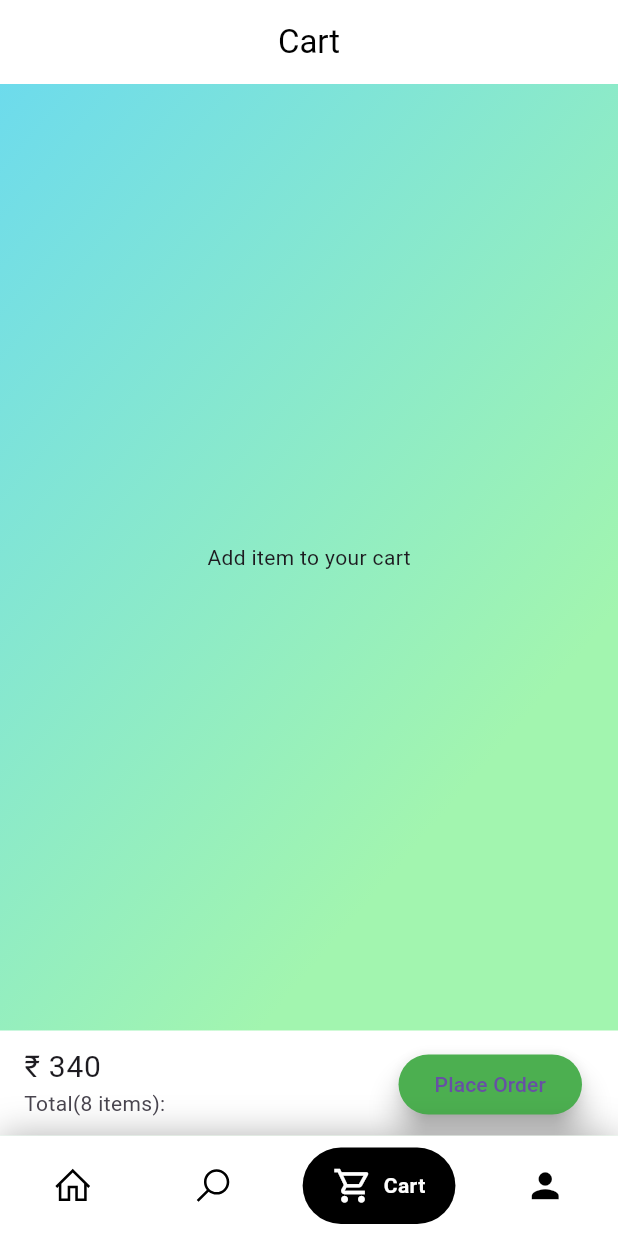
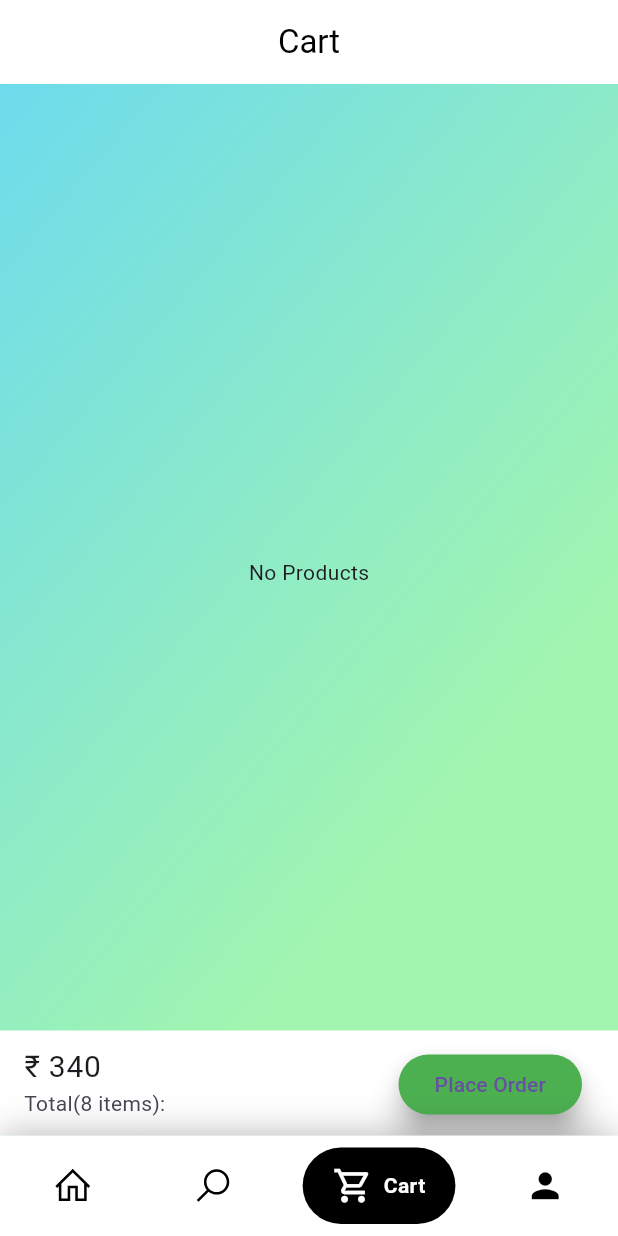
Before and after one commit to Anser47/Gardenia, a Flutter app: the screen it shows once a user with an empty profile is signed in, item 3 of the bottom bar chosen, on a phone screen of 412 x 824 dp. Run offline on Flutter 3.47's test engine with Material 3 defaults, Android fonts, the phone set to English and light mode, and no system bars; drawn by our look-alikes of google_nav_bar; our stand-ins replace carousel_slider, cloud_firestore, firebase_auth, firebase_core, line_icons; missing offline and left inert: razorpay_flutter; accounts and stored records are empty; network calls fail.

Commit message:
cart convert to branch

```diff
--- a/lib/shared/bottomnavigation/bottom_bar.dart
+++ b/lib/shared/bottomnavigation/bottom_bar.dart
@@ -22,7 +22,7 @@ class ScreenNavWidget extends StatelessWidget {
               : provider.selectedIndex == 1
                   ? SearchScreen()
                   : provider.selectedIndex == 2
-                      ? const CartScreen()
+                      ? CartScreen()
                       : const ScreenProfile()),
       bottomNavigationBar: Container(
         decoration: BoxDecoration(
--- a/lib/view/cart/cart.dart
+++ b/lib/view/cart/cart.dart
@@ -1,12 +1,14 @@
+import 'package:cloud_firestore/cloud_firestore.dart';
 import 'package:flutter/material.dart';
-import 'package:gardenia/model/cart_model.dart';
+
 import 'package:gardenia/provider/cart/cart_provider.dart';
 import 'package:gardenia/shared/core/constants.dart';
 import 'package:provider/provider.dart';
 
 class CartScreen extends StatelessWidget {
-  const CartScreen({super.key});
-
+  CartScreen({super.key});
+  final CollectionReference cartCollection =
+      FirebaseFirestore.instance.collection('Cart');
   @override
   Widget build(BuildContext context) {
     return SafeArea(
@@ -26,45 +28,48 @@ class CartScreen extends StatelessWidget {
           ),
           child: Column(
             children: [
+              kHeight20,
               Expanded(
                 child: LayoutBuilder(
                   builder: (context, constraints) {
-                    return FutureBuilder<List<CartModel>>(
-                      future: context.read<CartProvider>().fetchCart(),
-                      builder: (contex, snapshot) {
-                        if (snapshot.hasError) {
-                          return Center(
-                            child: Text('error ${snapshot.error}'),
-                          );
-                        } else if (!snapshot.hasData ||
-                            snapshot.data!.isEmpty) {
-                          return const Center(
-                            child: Text('Add item to your cart'),
-                          );
-                        } else if (snapshot.connectionState ==
-                            ConnectionState.waiting) {
-                          return const Center(
-                            child: CircularProgressIndicator(),
-                          );
-                        } else {
-                          final cart = snapshot.data;
+                    return StreamBuilder(
+                        stream: cartCollection.snapshots(),
+                        builder: (context, snapshot) {
+                          List<QueryDocumentSnapshot<Object?>> data = [];
+                          if (snapshot.data == null) {
+                            return const Center(
+                              child: Text('Add Prodducts'),
+                            );
+                          }
+                          data = snapshot.data!.docs;
+                          if (snapshot.data!.docs.isEmpty || data.isEmpty) {
+                            return const Center(
+                              child: Text('No Products'),
+                            );
+                          }
                           return ListView.builder(
-                            itemCount: cart!.length,
+                            itemCount: data.length,
                             itemBuilder: (context, index) {
+                              if (snapshot.connectionState ==
+                                  ConnectionState.waiting) {
+                                return const Center(
+                                  child: CircularProgressIndicator(),
+                                );
+                              }
+
                               return CartProductCard(
-                                name: cart[index].name!,
-                                price: cart[index].price!,
+                                name: data[index]['name'] ?? 'name',
+                                price: data[index]['price'] ?? '84',
                                 constraints: constraints,
-                                image: cart[index].imageUrl!,
-                                quantity: cart[index].imageUrl!,
-                                discription: cart[index].description!,
-                                id: cart[index].id!,
+                                image: data[index]['imageUrl'] ?? 'shi',
+                                quantity: data[index]['quantity'] ?? 'quantity',
+                                discription:
+                                    data[index]['description'] ?? 'discription',
+                                id: data[index]['id'] ?? '23',
                               );
                             },
                           );
-                        }
-                      },
-                    );
+                        });
                   },
                 ),
               ),
@@ -174,12 +179,17 @@ class CartProductCard extends StatelessWidget {
                       const Text('quantity:'),
                       IconButton(
                         icon: const Icon(Icons.remove),
-                        onPressed: () {},
+                        onPressed: () {
+                          // context.read<CartProvider>().reducek(id);
+                        },
                       ),
-                      const Text('4'),
+                      Text(quantity),
                       IconButton(
                         icon: const Icon(Icons.add),
-                        onPressed: () {},
+                        onPressed: () async {
+                          // context.read<CartProvider>().addk(id);
+                          // context.read<CartProvider>().fetchCart();
+                        },
                       ),
                     ],
                   ),
@@ -189,7 +199,11 @@ class CartProductCard extends StatelessWidget {
 
             IconButton(
               icon: const Icon(Icons.delete_outline),
-              onPressed: () {},
+              onPressed: () {
+                context
+                    .read<CartProvider>()
+                    .showMyDialog(id: id, context: context);
+              },
             ),
           ],
         ),
```
Also changed, not shown: lib/provider/cart/cart_provider.dart (+46 -1 lines), lib/shared/product_discription.dart (+14 -8 lines), lib/view/home/home_screen.dart (+7 -1 lines).
